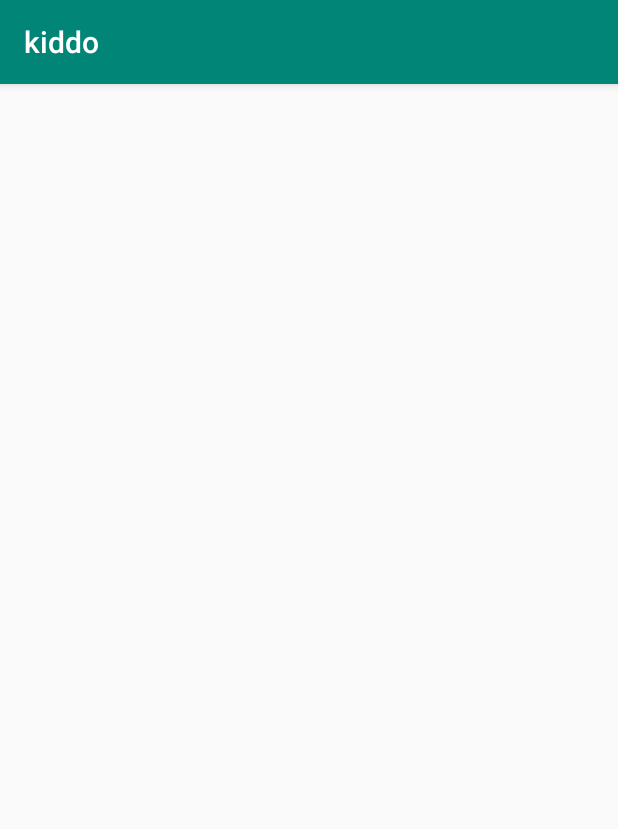
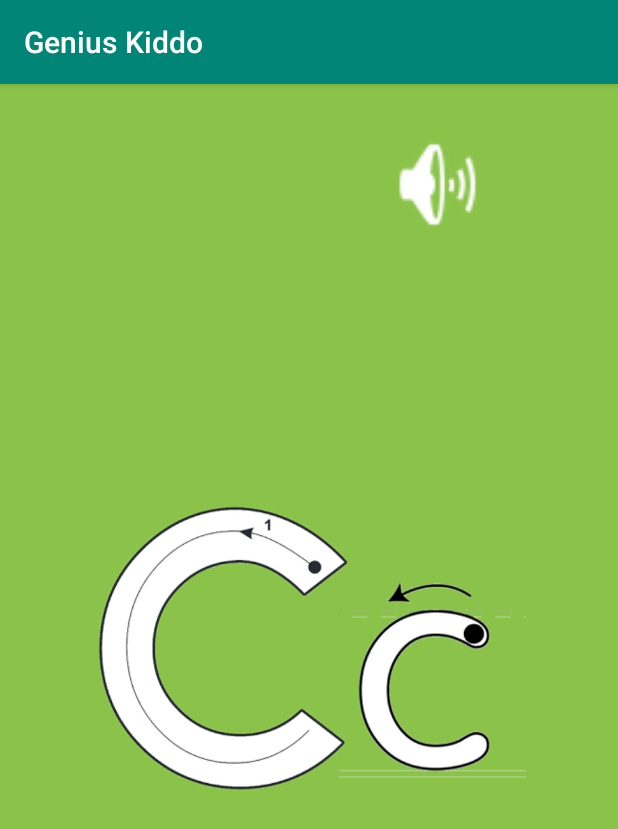
Before and after one commit to Mooazzama/kiddo, an Android app: the learnC screen opened directly, with no data from a screen before it, on a phone screen of 412 x 824 dp. Shown: the top 829 px of the screen. Run offline under Robolectric (Android 15) with nearby library versions, the light colour scheme and no system bars.

Commit message:
login voice swipe tracing

```diff
--- a/app/src/main/AndroidManifest.xml
+++ b/app/src/main/AndroidManifest.xml
@@ -13,7 +13,7 @@
     <application
         android:allowBackup="true"
         android:icon="@mipmap/ic_launcher"
-        android:label="@string/app_name"
+        android:label="Genius Kiddo"
         android:roundIcon="@mipmap/ic_launcher_round"
         android:supportsRtl="true"
         android:theme="@style/AppTheme">
--- /dev/null
+++ b/app/src/main/res/layout/activity_learn_c.xml
@@ -0,0 +1,34 @@
+<?xml version="1.0" encoding="utf-8"?>
+<androidx.constraintlayout.widget.ConstraintLayout xmlns:android="http://schemas.android.com/apk/res/android"
+    xmlns:app="http://schemas.android.com/apk/res-auto"
+    xmlns:tools="http://schemas.android.com/tools"
+    android:layout_width="match_parent"
+    android:layout_height="match_parent"
+    android:background="#8BC34A"
+    tools:context=".learnC">
+
+    <ImageView
+        android:id="@+id/imageView3"
+        android:layout_width="289dp"
+        android:layout_height="374dp"
+        app:layout_constraintBottom_toBottomOf="parent"
+        app:layout_constraintEnd_toEndOf="parent"
+        app:layout_constraintStart_toStartOf="parent"
+        app:layout_constraintTop_toTopOf="parent"
+        app:srcCompat="@drawable/alphac" />
+
+    <Button
+        android:id="@+id/playsoundCBtn"
+        android:layout_width="75dp"
+        android:layout_height="75dp"
+        android:layout_marginStart="208dp"
+        android:layout_marginLeft="208dp"
+        android:layout_marginEnd="37dp"
+        android:layout_marginRight="37dp"
+        android:background="@android:drawable/ic_lock_silent_mode_off"
+        app:layout_constraintBottom_toBottomOf="parent"
+        app:layout_constraintEnd_toEndOf="parent"
+        app:layout_constraintStart_toStartOf="parent"
+        app:layout_constraintTop_toTopOf="parent"
+        app:layout_constraintVertical_bias="0.042" />
+</androidx.constraintlayout.widget.ConstraintLayout>
```
Also changed, not shown: app/src/main/java/com/example/kiddo/KidVoice.java (+1 -16 lines), app/src/main/res/layout/activity_home.xml (+7 -9 lines), app/src/main/res/drawable/learnabcbtn.png (added), app/src/main/res/drawable/writeabc1.png (added), app/src/main/res/drawable/writeabcbtn1.png (added), app/src/main/res/drawable/writenumber.png (added).
